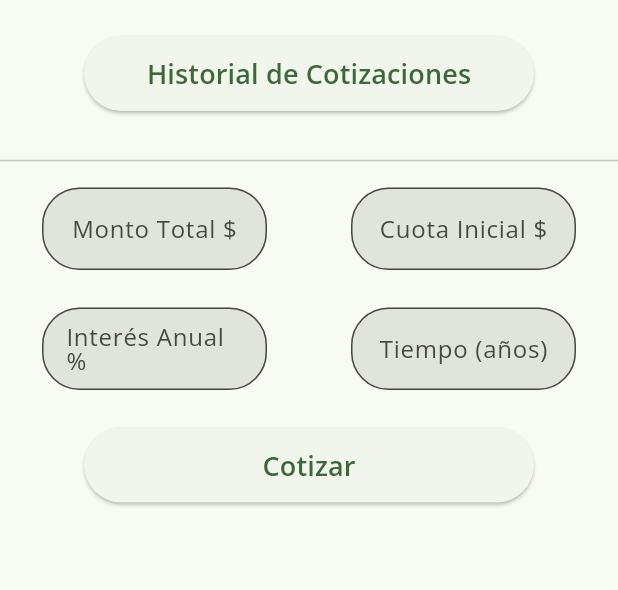
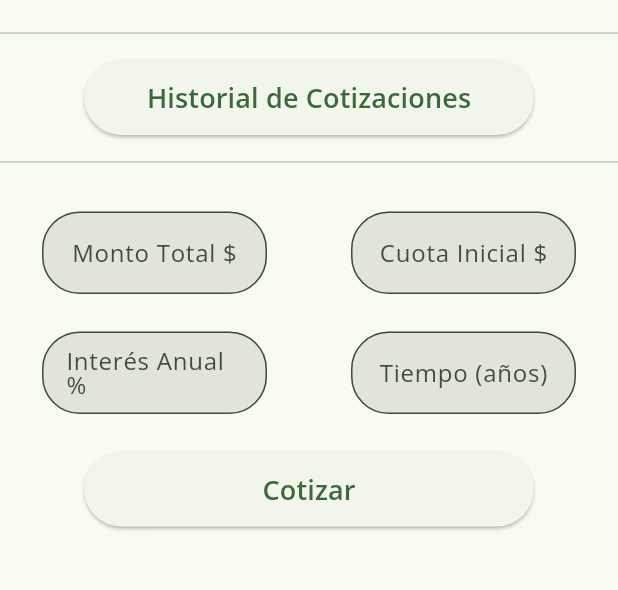
Before and after one commit to Jose20025/cotizador, a Flutter app: the screen it shows after launch, on a phone screen of 412 x 824 dp, the part 63-653 px from its top. Run offline on Flutter 3.47's test engine with Material 2 defaults, Android fonts, the light colour scheme and no system bars.

Commit message:
Cambios en diseño minimos

```diff
--- a/lib/views/home_page.dart
+++ b/lib/views/home_page.dart
@@ -39,6 +39,7 @@ class _HomePageState extends State<HomePage> {
       body: Center(
         child: Column(
           children: [
+            const Divider(),
             const SizedBox(height: 10),
             SizedBox(
               height: 50,
@@ -63,9 +64,9 @@ class _HomePageState extends State<HomePage> {
                 ),
               ),
             ),
+            const SizedBox(height: 10),
+            const Divider(),
             const SizedBox(height: 25),
-            const Divider(),
-            const SizedBox(height: 10),
             const Row(
               mainAxisAlignment: MainAxisAlignment.spaceAround,
               children: [
```
